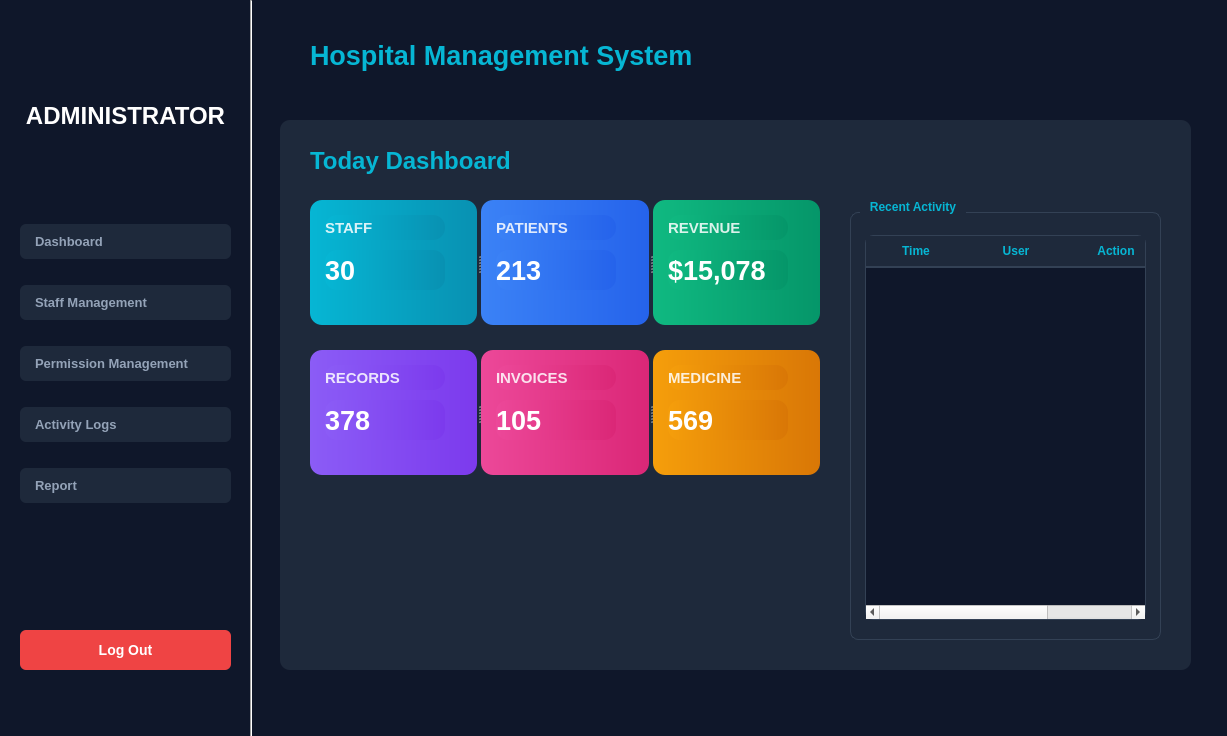
Qt form AdminWindow.ui (pvz2nghiaaa/HospitalManagement) before a commit.
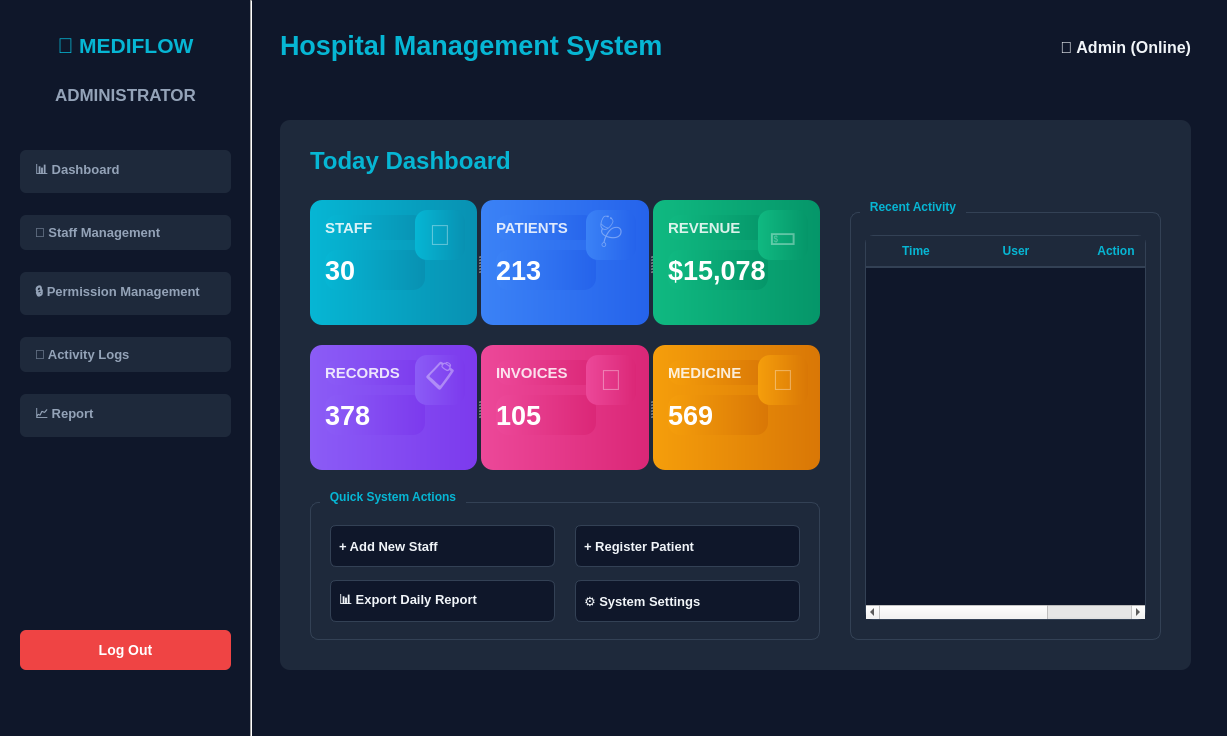
The same form after that commit.

Commit message: add some icons to the UI (login UI not yet)

```diff
--- a/AdminWindow.ui
+++ b/AdminWindow.ui
@@ -37,18 +37,45 @@
     background-color: rgb(71, 85, 105);
     color: rgb(248, 250, 252);
 }
-QPushButton:pressed {
-    background-color: rgb(6, 182, 212);
+QPushButton[active=&quot;true&quot;] {
+    background-color: rgb(6, 182, 212); 
     color: white;
+    border-left: 4px solid white;
+    font-weight: bold;
 }</string>
    </property>
+   <widget class="QLabel" name="lblBrand">
+    <property name="geometry">
+     <rect>
+      <x>20</x>
+      <y>25</y>
+      <width>211</width>
+      <height>40</height>
+     </rect>
+    </property>
+    <property name="font">
+     <font>
+      <pointsize>16</pointsize>
+      <bold>true</bold>
+     </font>
+    </property>
+    <property name="styleSheet">
+     <string notr="true">color: rgb(6, 182, 212);</string>
+    </property>
+    <property name="text">
+     <string>🏥 MEDIFLOW</string>
+    </property>
+    <property name="alignment">
+     <set>Qt::AlignmentFlag::AlignCenter</set>
+    </property>
+   </widget>
    <widget class="QLabel" name="lblTitle">
     <property name="geometry">
      <rect>
-      <x>310</x>
-      <y>30</y>
+      <x>280</x>
+      <y>25</y>
       <width>471</width>
-      <height>51</height>
+      <height>40</height>
      </rect>
     </property>
     <property name="font">
@@ -95,19 +122,19 @@
     <property name="geometry">
      <rect>
       <x>20</x>
-      <y>90</y>
+      <y>75</y>
       <width>211</width>
-      <height>51</height>
+      <height>40</height>
      </rect>
     </property>
     <property name="font">
      <font>
-      <pointsize>18</pointsize>
+      <pointsize>13</pointsize>
       <bold>true</bold>
      </font>
     </property>
     <property name="styleSheet">
-     <string notr="true">color: rgb(255, 255, 255);</string>
+     <string notr="true">color: rgb(148, 163, 184);</string>
     </property>
     <property name="text">
      <string>ADMINISTRATOR</string>
@@ -116,11 +143,36 @@
      <set>Qt::AlignmentFlag::AlignCenter</set>
     </property>
    </widget>
+   <widget class="QLabel" name="lblAdmin">
+    <property name="geometry">
+     <rect>
+      <x>920</x>
+      <y>30</y>
+      <width>271</width>
+      <height>35</height>
+     </rect>
+    </property>
+    <property name="font">
+     <font>
+      <pointsize>12</pointsize>
+      <bold>true</bold>
+     </font>
+    </property>
+    <property name="styleSheet">
+     <string notr="true">color: rgb(241, 245, 249);</string>
+    </property>
+    <property name="text">
+     <string>👤 Admin (Online)</string>
+    </property>
+    <property name="alignment">
+     <set>Qt::AlignmentFlag::AlignRight|Qt::AlignmentFlag::AlignTrailing|Qt::AlignmentFlag::AlignVCenter</set>
+    </property>
+   </widget>
    <widget class="QWidget" name="layoutWidget">
     <property name="geometry">
      <rect>
       <x>20</x>
-      <y>210</y>
+      <y>140</y>
       <width>211</width>
       <height>311</height>
      </rect>
@@ -132,35 +184,35 @@
      <item>
       <widget class="QPushButton" name="btnDashboard">
        <property name="text">
-        <string>Dashboard</string>
+        <string>📊 Dashboard</string>
        </property>
       </widget>
      </item>
      <item>
       <widget class="QPushButton" name="btnStaffManagement">
        <property name="text">
-        <string>Staff Management</string>
+        <string>👥 Staff Management</string>
        </property>
       </widget>
      </item>
      <item>
       <widget class="QPushButton" name="btnPermissionManagement">
        <property name="text">
-        <string>Permission Management</string>
+        <string>🔒 Permission Management</string>
        </property>
       </widget>
      </item>
      <item>
       <widget class="QPushButton" name="btnActivityLogs">
        <property name="text">
-        <string>Activity Logs</string>
+        <string>📜 Activity Logs</string>
        </property>
       </widget>
      </item>
      <item>
       <widget class="QPushButton" name="btnReport">
        <property name="text">
-        <string>Report</string>
+        <string>📈 Report</string>
        </property>
       </widget>
      </item>
@@ -242,6 +294,19 @@
     font-weight: bold;
     border: none;
     border-bottom: 2px solid rgb(51, 65, 85);
+}
+QPushButton {
+    background-color: rgb(15, 23, 42);
+    color: rgb(241, 245, 249);
+    border: 1px solid rgb(51, 65, 85);
+    border-radius: 6px;
+    font-weight: bold;
+    padding: 8px;
+}
+QPushButton:hover {
+    background-color: rgb(6, 182, 212);
+    color: white;
+    border-color: rgb(6, 182, 212);
 }</string>
       </property>
       <widget class="QLabel" name="lblTitle_2">
@@ -331,7 +396,7 @@
           <rect>
            <x>15</x>
            <y>15</y>
-           <width>120</width>
+           <width>100</width>
            <height>25</height>
           </rect>
          </property>
@@ -353,7 +418,7 @@
           <rect>
            <x>15</x>
            <y>50</y>
-           <width>120</width>
+           <width>100</width>
            <height>40</height>
           </rect>
          </property>
@@ -370,6 +435,30 @@
           <string>30</string>
          </property>
         </widget>
+        <widget class="QLabel" name="labelStaffIcon">
+         <property name="geometry">
+          <rect>
+           <x>105</x>
+           <y>10</y>
+           <width>50</width>
+           <height>50</height>
+          </rect>
+         </property>
+         <property name="font">
+          <font>
+           <pointsize>22</pointsize>
+          </font>
+         </property>
+         <property name="styleSheet">
+          <string notr="true">color: rgba(255, 255, 255, 0.35);</string>
+         </property>
+         <property name="text">
+          <string>👥</string>
+         </property>
+         <property name="alignment">
+          <set>Qt::AlignmentFlag::AlignCenter</set>
+         </property>
+        </widget>
        </widget>
        <widget class="QFrame" name="cardStaff_2">
         <property name="styleSheet">
@@ -383,7 +472,7 @@
           <rect>
            <x>15</x>
            <y>15</y>
-           <width>120</width>
+           <width>100</width>
            <height>25</height>
           </rect>
          </property>
@@ -405,7 +494,7 @@
           <rect>
            <x>15</x>
            <y>50</y>
-           <width>120</width>
+           <width>100</width>
            <height>40</height>
           </rect>
          </property>
@@ -422,6 +511,30 @@
           <string>213</string>
          </property>
         </widget>
+        <widget class="QLabel" name="labelPatientIcon">
+         <property name="geometry">
+          <rect>
+           <x>105</x>
+           <y>10</y>
+           <width>50</width>
+           <height>50</height>
+          </rect>
+         </property>
+         <property name="font">
+          <font>
+           <pointsize>22</pointsize>
+          </font>
+         </property>
+         <property name="styleSheet">
+          <string notr="true">color: rgba(255, 255, 255, 0.35);</string>
+         </property>
+         <property name="text">
+          <string>🩺</string>
+         </property>
+         <property name="alignment">
+          <set>Qt::AlignmentFlag::AlignCenter</set>
+         </property>
+        </widget>
        </widget>
        <widget class="QFrame" name="cardStaff_3">
         <property name="styleSheet">
@@ -435,7 +548,7 @@
           <rect>
            <x>15</x>
            <y>15</y>
-           <width>120</width>
+           <width>100</width>
            <height>25</height>
           </rect>
          </property>
@@ -457,7 +570,7 @@
           <rect>
            <x>15</x>
            <y>50</y>
-           <width>120</width>
+           <width>100</width>
            <height>40</height>
           </rect>
          </property>
@@ -474,13 +587,37 @@
           <string>$15,078</string>
          </property>
         </widget>
+        <widget class="QLabel" name="labelRevenueIcon">
+         <property name="geometry">
+          <rect>
+           <x>105</x>
+           <y>10</y>
+           <width>50</width>
+           <height>50</height>
+          </rect>
+         </property>
+         <property name="font">
+          <font>
+           <pointsize>22</pointsize>
+          </font>
+         </property>
+         <property name="styleSheet">
+          <string notr="true">color: rgba(255, 255, 255, 0.35);</string>
+         </property>
+         <property name="text">
+          <string>💵</string>
+         </property>
+         <property name="alignment">
+          <set>Qt::AlignmentFlag::AlignCenter</set>
+         </property>
+        </widget>
        </widget>
       </widget>
       <widget class="QSplitter" name="splitter_2">
        <property name="geometry">
         <rect>
          <x>30</x>
-         <y>230</y>
+         <y>225</y>
          <width>510</width>
          <height>125</height>
         </rect>
@@ -500,7 +637,7 @@
           <rect>
            <x>15</x>
            <y>15</y>
-           <width>120</width>
+           <width>100</width>
            <height>25</height>
           </rect>
          </property>
@@ -522,7 +659,7 @@
           <rect>
            <x>15</x>
            <y>50</y>
-           <width>120</width>
+           <width>100</width>
            <height>40</height>
           </rect>
          </property>
@@ -539,6 +676,30 @@
           <string>378</string>
          </property>
         </widget>
+        <widget class="QLabel" name="labelRecordIcon">
+         <property name="geometry">
+          <rect>
+           <x>105</x>
+           <y>10</y>
+           <width>50</width>
+           <height>50</height>
+          </rect>
+         </property>
+         <property name="font">
+          <font>
+           <pointsize>22</pointsize>
+          </font>
+         </property>
+         <property name="styleSheet">
+          <string notr="true">color: rgba(255, 255, 255, 0.35);</string>
+         </property>
+         <property name="text">
+          <string>📋</string>
+         </property>
+         <property name="alignment">
+          <set>Qt::AlignmentFlag::AlignCenter</set>
+         </property>
+        </widget>
        </widget>
        <widget class="QFrame" name="cardStaff_6">
         <property name="styleSheet">
@@ -552,7 +713,7 @@
           <rect>
            <x>15</x>
            <y>15</y>
-           <width>120</width>
+           <width>100</width>
            <height>25</height>
           </rect>
          </property>
@@ -574,7 +735,7 @@
           <rect>
            <x>15</x>
            <y>50</y>
-           <width>120</width>
+           <width>100</width>
            <height>40</height>
           </rect>
          </property>
@@ -591,6 +752,30 @@
           <string>105</string>
          </property>
         </widget>
+        <widget class="QLabel" name="labelInvoiceIcon">
+         <property name="geometry">
+          <rect>
+           <x>105</x>
+           <y>10</y>
+           <width>50</width>
+           <height>50</height>
+          </rect>
+         </property>
+         <property name="font">
+          <font>
+           <pointsize>22</pointsize>
+          </font>
+         </property>
+         <property name="styleSheet">
+          <string notr="true">color: rgba(255, 255, 255, 0.35);</string>
+         </property>
+         <property name="text">
+          <string>🧾</string>
+         </property>
+         <property name="alignment">
+          <set>Qt::AlignmentFlag::AlignCenter</set>
+         </property>
+        </widget>
        </widget>
        <widget class="QFrame" name="cardStaff_4">
         <property name="styleSheet">
@@ -604,7 +789,7 @@
           <rect>
            <x>15</x>
            <y>15</y>
-           <width>120</width>
+           <width>100</width>
            <height>25</height>
           </rect>
          </property>
@@ -626,7 +811,7 @@
           <rect>
            <x>15</x>
            <y>50</y>
-           <width>120</width>
+           <width>100</width>
            <height>40</height>
           </rect>
          </property>
@@ -643,6 +828,95 @@
           <string>569</string>
          </property>
         </widget>
+        <widget class="QLabel" name="labelMedicineIcon">
+         <property name="geometry">
+          <rect>
+           <x>105</x>
+           <y>10</y>
+           <width>50</width>
+           <height>50</height>
+          </rect>
+         </property>
+         <property name="font">
+          <font>
+           <pointsize>22</pointsize>
+          </font>
+         </property>
+         <property name="styleSheet">
+          <string notr="true">color: rgba(255, 255, 255, 0.35);</string>
+         </property>
+         <property name="text">
+          <string>💊</string>
+         </property>
+         <property name="alignment">
+          <set>Qt::AlignmentFlag::AlignCenter</set>
+         </property>
+        </widget>
+       </widget>
+      </widget>
+      <widget class="QGroupBox" name="panelQuickActions">
+       <property name="geometry">
+        <rect>
+         <x>30</x>
+         <y>370</y>
+         <width>510</width>
+         <height>150</height>
+        </rect>
+       </property>
+       <property name="title">
+        <string>Quick System Actions</string>
+       </property>
+       <widget class="QPushButton" name="btnAddStaffQuick">
+        <property name="geometry">
+         <rect>
+          <x>20</x>
+          <y>35</y>
+          <width>225</width>
+          <height>42</height>
+         </rect>
+        </property>
+        <property name="text">
+         <string>+ Add New Staff</string>
+        </property>
+       </widget>
+       <widget class="QPushButton" name="btnRegisterPatientQuick">
+        <property name="geometry">
+         <rect>
+          <x>265</x>
+          <y>35</y>
+          <width>225</width>
+          <height>42</height>
+         </rect>
+        </property>
+        <property name="text">
+         <string>+ Register Patient</string>
+        </property>
+       </widget>
+       <widget class="QPushButton" name="btnExportReportQuick">
+        <property name="geometry">
+         <rect>
+          <x>20</x>
+          <y>90</y>
+          <width>225</width>
+          <height>42</height>
+         </rect>
+        </property>
+        <property name="text">
+         <string>📊 Export Daily Report</string>
+        </property>
+       </widget>
+       <widget class="QPushButton" name="btnSettingsQuick">
+        <property name="geometry">
+         <rect>
+          <x>265</x>
+          <y>90</y>
+          <width>225</width>
+          <height>42</height>
+         </rect>
+        </property>
+        <property name="text">
+         <string>⚙️ System Settings</string>
+        </property>
        </widget>
       </widget>
      </widget>
```
The commit also changes 6 other files.
